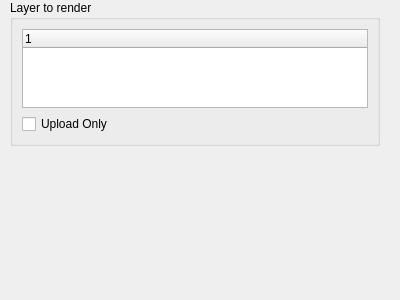
Qt form conductor/resources/clarisse.ui (AtomicConductor/conductor_client) before a commit.
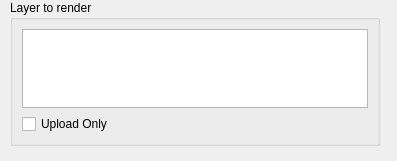
The same form after that commit.

Commit message: changed tree widget to list one, grabbing package automatically, package defined for all service packs of clarisse 3.0, using preferences

The edit to the form file:
```diff
--- a/conductor/resources/clarisse.ui
+++ b/conductor/resources/clarisse.ui
@@ -6,8 +6,8 @@
    <rect>
     <x>0</x>
     <y>0</y>
-    <width>400</width>
-    <height>300</height>
+    <width>397</width>
+    <height>161</height>
    </rect>
   </property>
   <property name="windowTitle">
@@ -33,13 +33,7 @@
    </property>
    <layout class="QVBoxLayout" name="verticalLayout_2">
     <item>
-     <widget class="QTreeWidget" name="ui_render_images_trwgt">
-      <column>
-       <property name="text">
-        <string notr="true">1</string>
-       </property>
-      </column>
-     </widget>
+     <widget class="QListWidget" name="ui_render_images_lswgt"/>
     </item>
     <item>
      <widget class="QCheckBox" name="ui_upload_only">
@@ -53,6 +47,21 @@
     </item>
    </layout>
   </widget>
+  <widget class="QTreeWidget" name="ui_render_images_trwgt">
+   <property name="geometry">
+    <rect>
+     <x>80</x>
+     <y>190</y>
+     <width>340</width>
+     <height>78</height>
+    </rect>
+   </property>
+   <column>
+    <property name="text">
+     <string notr="true">1</string>
+    </property>
+   </column>
+  </widget>
  </widget>
  <resources/>
  <connections/>
```
The commit also changes 2 other files.
